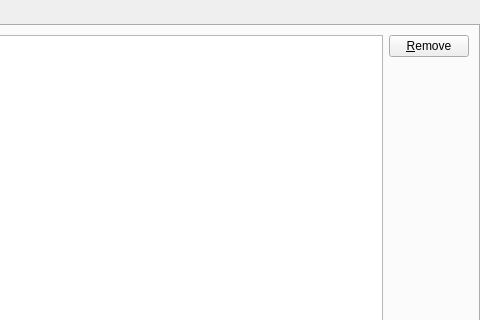
FreesmTeam/FreesmLauncher, file application/pages/WorldListPage.ui: the form before one commit; both pictures show x 243 to 723 and y 0 to 320 of the 723 by 532 pixel window.
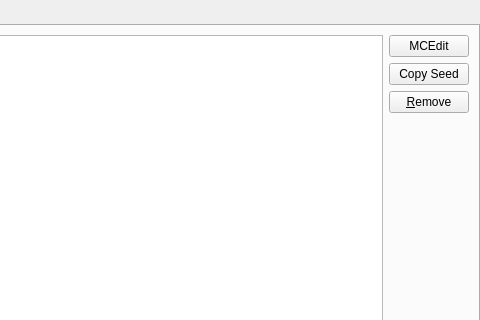
The form after the commit.

Commit message: GH-1047 parse world files and integrate MCEdit with world page

Diff of the .ui file:
```diff
--- a/application/pages/WorldListPage.ui
+++ b/application/pages/WorldListPage.ui
@@ -54,6 +54,20 @@
                             </item>
                             <item row="0" column="1">
                                 <layout class="QVBoxLayout" name="verticalLayout_2">
+         <item>
+          <widget class="QPushButton" name="mcEditBtn">
+           <property name="text">
+            <string>MCEdit</string>
+           </property>
+          </widget>
+         </item>
+         <item>
+          <widget class="QPushButton" name="copySeedBtn">
+           <property name="text">
+            <string>Copy Seed</string>
+           </property>
+          </widget>
+         </item>
                                     <item>
                                         <widget class="QPushButton" name="rmWorldBtn">
                                             <property name="text">
```
Left out of the diff: 17 changed lines with no effect on the pictures. Lines whose indentation alone changed are shown as unchanged. The commit also changes 57 other files.
